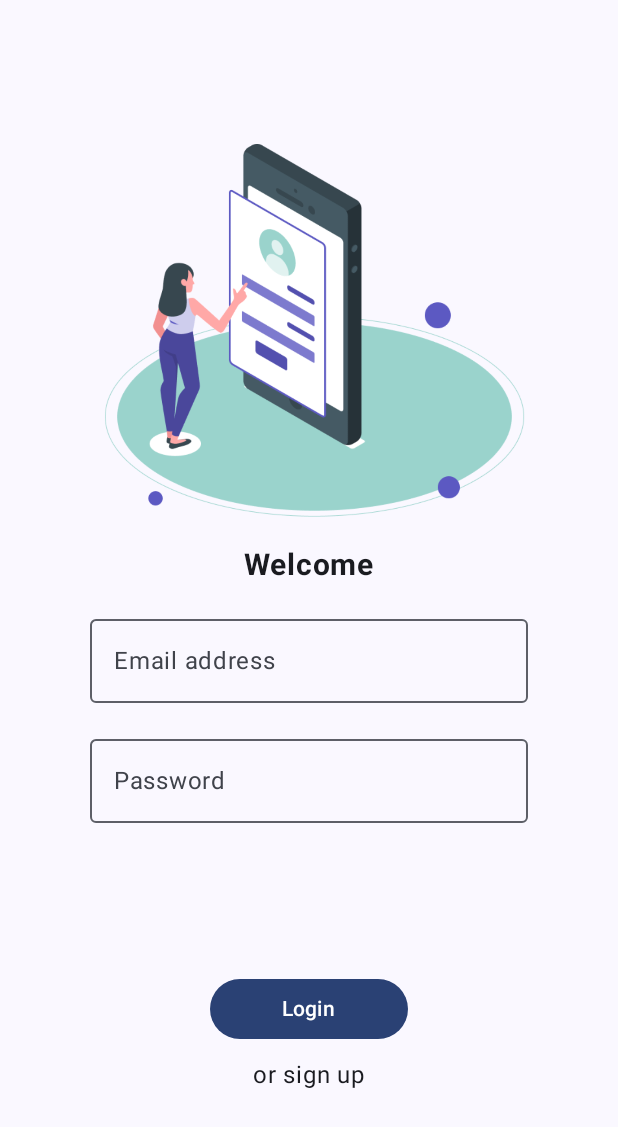
After one commit to ShineOn85/evgeniy-pyzhyanov-TestAndroid-vacc-2024, an Android app built with Jetpack Compose: the composable LoginScreen shown on its own in the app's theme, on a phone screen of 412 x 824 dp. The commit adds this screen. Shown: the top 1127 px of the screen. Run offline under Robolectric (Android 15) with nearby library versions, the phone set to English and light mode, and no system bars.

Commit message:
add onLoginClickListener

```diff
--- /dev/null
+++ b/app/src/main/java/ru/absolutelee/fakestoreapp/presentation/main/LoginScreen.kt
@@ -0,0 +1,102 @@
+package ru.absolutelee.fakestoreapp.presentation.main
+
+import androidx.compose.foundation.Image
+import androidx.compose.foundation.clickable
+import androidx.compose.foundation.layout.Arrangement
+import androidx.compose.foundation.layout.Column
+import androidx.compose.foundation.layout.Spacer
+import androidx.compose.foundation.layout.fillMaxSize
+import androidx.compose.foundation.layout.fillMaxWidth
+import androidx.compose.foundation.layout.height
+import androidx.compose.foundation.layout.padding
+import androidx.compose.material3.Button
+import androidx.compose.material3.OutlinedTextField
+import androidx.compose.material3.Text
+import androidx.compose.runtime.Composable
+import androidx.compose.runtime.mutableStateOf
+import androidx.compose.runtime.saveable.rememberSaveable
+import androidx.compose.ui.Alignment
+import androidx.compose.ui.Modifier
+import androidx.compose.ui.res.painterResource
+import androidx.compose.ui.res.stringResource
+import androidx.compose.ui.text.font.FontWeight
+import androidx.compose.ui.text.input.PasswordVisualTransformation
+import androidx.compose.ui.unit.dp
+import androidx.compose.ui.unit.sp
+import ru.absolutelee.fakestoreapp.R
+
+@Composable
+fun LoginScreen(onLoginClick: () -> Unit) {
+    val email = rememberSaveable {
+        mutableStateOf("")
+    }
+    val password = rememberSaveable {
+        mutableStateOf("")
+    }
+
+
+
+    Column(
+        modifier = Modifier
+            .fillMaxSize()
+            .padding(horizontal = 60.dp),
+        horizontalAlignment = Alignment.CenterHorizontally,
+        verticalArrangement = Arrangement.Center
+    ) {
+        Image(
+            painterResource(id = R.drawable.login),
+            contentDescription = stringResource(R.string.welcome_image)
+        )
+
+        Spacer(modifier = Modifier.height(16.dp))
+
+        Text(
+            text = stringResource(R.string.welcome),
+            fontSize = 20.sp,
+            fontWeight = FontWeight.Bold
+        )
+
+        Spacer(modifier = Modifier.height(16.dp))
+
+        OutlinedTextField(
+            modifier = Modifier.fillMaxWidth(),
+            value = email.value,
+            onValueChange = {
+                email.value = it
+            },
+            label = {
+                Text(text = stringResource(R.string.email_address))
+            },
+            singleLine = true
+        )
+
+        Spacer(modifier = Modifier.height(16.dp))
+
+        OutlinedTextField(
+            modifier = Modifier.fillMaxWidth(),
+            value = password.value,
+            onValueChange = {
+                password.value = it
+            },
+            visualTransformation = PasswordVisualTransformation(),
+            label = {
+                Text(text = stringResource(R.string.password))
+            },
+            singleLine = true,
+        )
+        Spacer(modifier = Modifier.height(100.dp))
+        Button(onClick = { onLoginClick() }) {
+            Text(
+                modifier = Modifier.padding(horizontal = 24.dp),
+                text = stringResource(R.string.login)
+            )
+        }
+        Spacer(modifier = Modifier.height(8.dp))
+        Text(
+            modifier = Modifier.clickable { },
+            text = stringResource(R.string.or_sign_up),
+            fontSize = 16.sp
+        )
+
+    }
+}
--- a/app/src/main/java/ru/absolutelee/fakestoreapp/presentation/main/MainActivity.kt
+++ b/app/src/main/java/ru/absolutelee/fakestoreapp/presentation/main/MainActivity.kt
@@ -10,7 +10,7 @@ class MainActivity : ComponentActivity() {
         super.onCreate(savedInstanceState)
         setContent {
             FakeStoreAppTheme(dynamicColor = false) {
-                MainScreen()
+
             }
         }
     }
--- a/app/src/main/res/values/strings.xml
+++ b/app/src/main/res/values/strings.xml
@@ -5,4 +5,10 @@
     <string name="product_image">Product image</string>
     <string name="rating_icon">rating icon</string>
     <string name="icon_cart">icon_cart</string>
+    <string name="or_sign_up">or sign up</string>
+    <string name="login">Login</string>
+    <string name="password">Password</string>
+    <string name="email_address">Email address</string>
+    <string name="welcome">Welcome</string>
+    <string name="welcome_image">welcome image</string>
 </resources>
```
Also changed, not shown: app/src/main/res/drawable/login.png (added).
